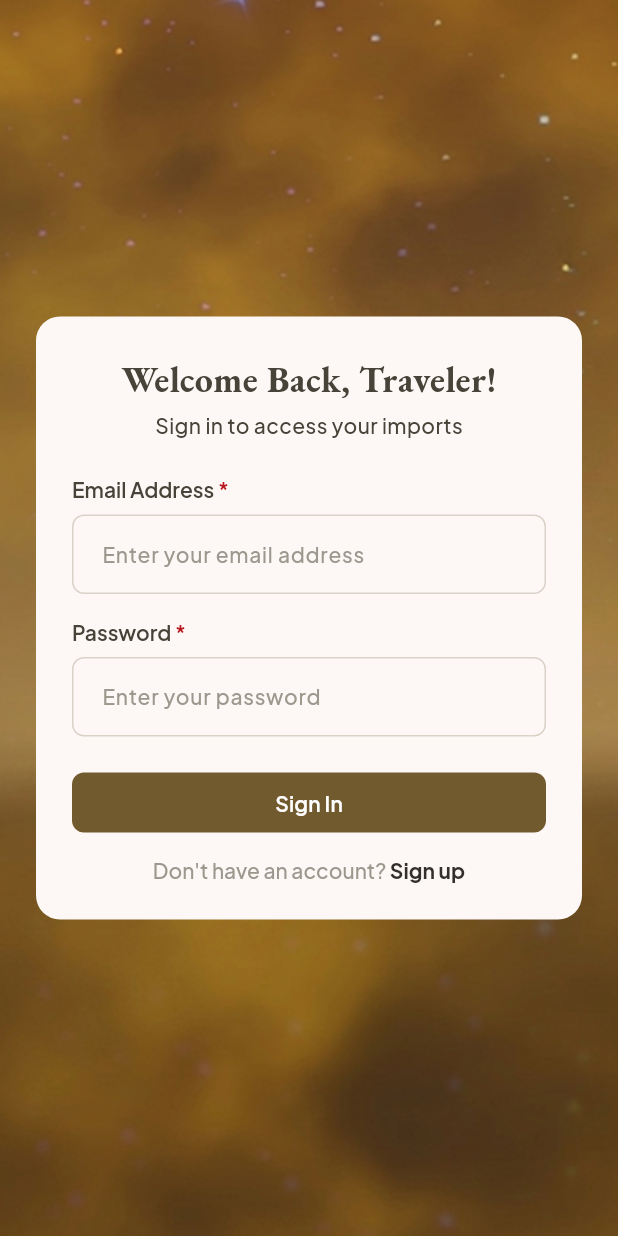
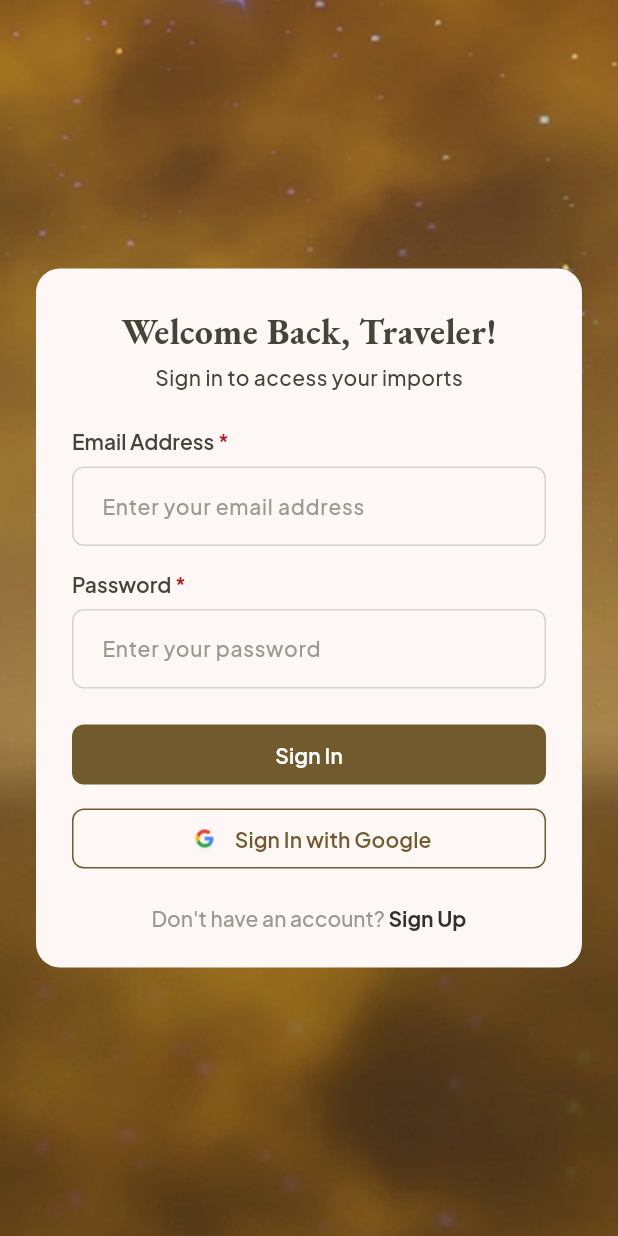
Before and after one commit to luckyandreas224/genshin-import, a Flutter app: the screen it shows after launch, on a phone screen of 412 x 824 dp. Run offline on Flutter 3.47's test engine with Material 3 defaults, Android fonts, the phone set to English and light mode, and no system bars; our stand-ins replace flutter_svg, google_fonts, shared_preferences.

Commit message:
feat: add google sign in

```diff
--- a/frontend/lib/presentation/pages/login_page.dart
+++ b/frontend/lib/presentation/pages/login_page.dart
@@ -124,9 +124,28 @@ class _LoginPageState extends State<LoginPage> {
                         obscure: true,
                         validator: Validators.password,
                       ),
+
                       const SizedBox(height: 24),
-                      CustomButton(label: 'Sign In', onPressed: _isLoading ? null : _submit),
+
+                      CustomButton(
+                        label: 'Sign In',
+                        onPressed: _isLoading ? null : _submit
+                      ),
+
                       const SizedBox(height: 16),
+
+                      CustomButton(
+                        label: 'Sign In with Google',
+                        isOutlined: true,
+                        iconAsset: 'assets/images/google_icon.png',
+                        onPressed: () {
+                          // TODO: Google Sign-In
+                          debugPrint('Google Sign In ditekan');
+                        },
+                      ),
+
+                      const SizedBox(height: 24),
+
                       Center(
                         child: GestureDetector(
                           onTap: () =>
@@ -142,7 +161,7 @@ class _LoginPageState extends State<LoginPage> {
                               ),
                               children: [
                                 TextSpan(
-                                  text: 'Sign up',
+                                  text: 'Sign Up',
                                   style: TextStyle(
                                     fontSize: 14,
                                     fontWeight: FontWeight.bold,
--- a/frontend/lib/presentation/widgets/custom_button.dart
+++ b/frontend/lib/presentation/widgets/custom_button.dart
@@ -9,17 +9,39 @@ class CustomButton extends StatelessWidget {
   final bool isOutlined;
   final Color? color;
 
+  final String? iconAsset;
+
   const CustomButton({
     super.key,
     required this.label,
     this.onPressed,
     this.isOutlined = false,
     this.color,
+    this.iconAsset,
   });
 
-  @override
+@override
   Widget build(BuildContext context) {
     final buttonColor = color ?? AppColors.primary;
+
+    Widget buttonContent = Row(
+      mainAxisAlignment: MainAxisAlignment.center,
+      children: [
+        if (iconAsset != null) ...[
+          Image.asset(iconAsset!, width: 24, height: 24),
+          const SizedBox(width: 8),
+        ],
+        Text(
+          label,
+          style: TextStyle(
+            fontSize: 14,
+            fontWeight: FontWeight.w600,
+            fontFamily: GoogleFonts.plusJakartaSans().fontFamily,
+            color: isOutlined ? buttonColor : Colors.white,
+          ),
+        ),
+      ],
+    );
 
     return SizedBox(
       width: double.infinity,
@@ -31,17 +53,8 @@ class CustomButton extends StatelessWidget {
                 side: BorderSide(color: buttonColor, width: 1),
                 shape: RoundedRectangleBorder(borderRadius: BorderRadius.circular(8)),
               ),
-              child: Text(
-                label,
-                style: TextStyle(
-                  fontSize: 14,
-                  fontWeight: FontWeight.w600,
-                  fontFamily: GoogleFonts.plusJakartaSans().fontFamily,
-                  color: buttonColor,
-                ),
-              ),
+              child: buttonContent,
             )
-
           : ElevatedButton(
               onPressed: onPressed,
               style: ElevatedButton.styleFrom(
@@ -50,15 +63,7 @@ class CustomButton extends StatelessWidget {
                 shape: RoundedRectangleBorder(borderRadius: BorderRadius.circular(8)),
                 elevation: 0,
               ),
-              child: Text(
-                label,
-                style: TextStyle(
-                  fontSize: 14,
-                  fontWeight: FontWeight.w600,
-                  fontFamily: GoogleFonts.plusJakartaSans().fontFamily,
-                  color: Colors.white,
-                ),
-              ),
+              child: buttonContent,
             ),
     );
   }
```
Also changed, not shown: frontend/assets/images/google_icon.png (added).
